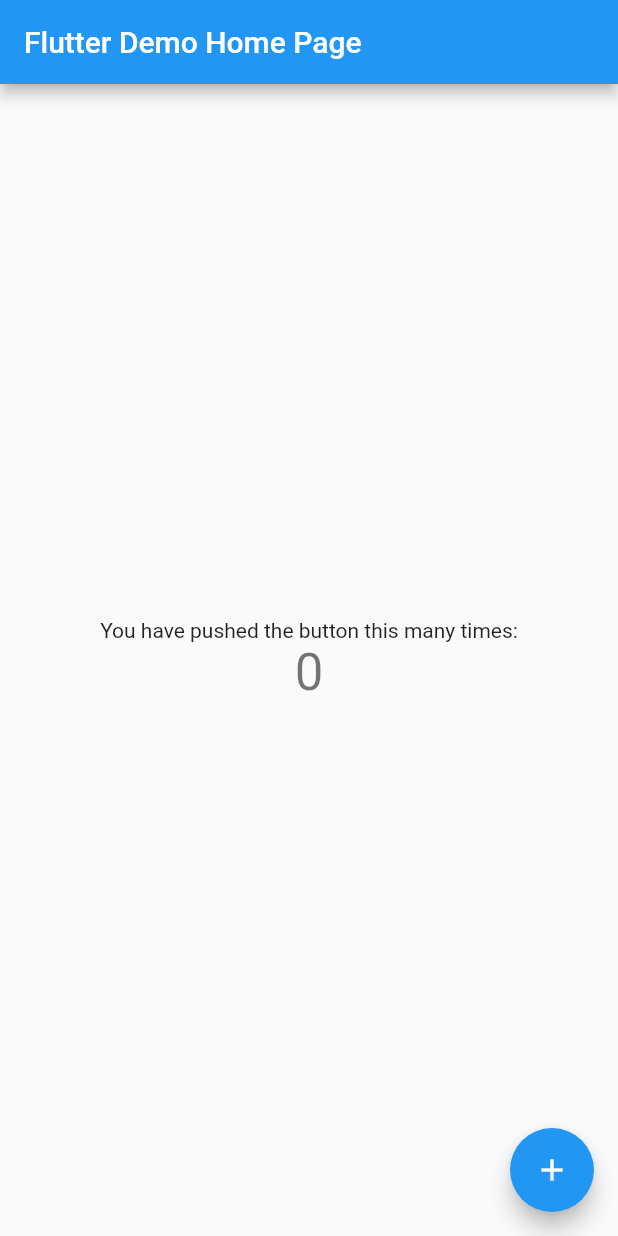
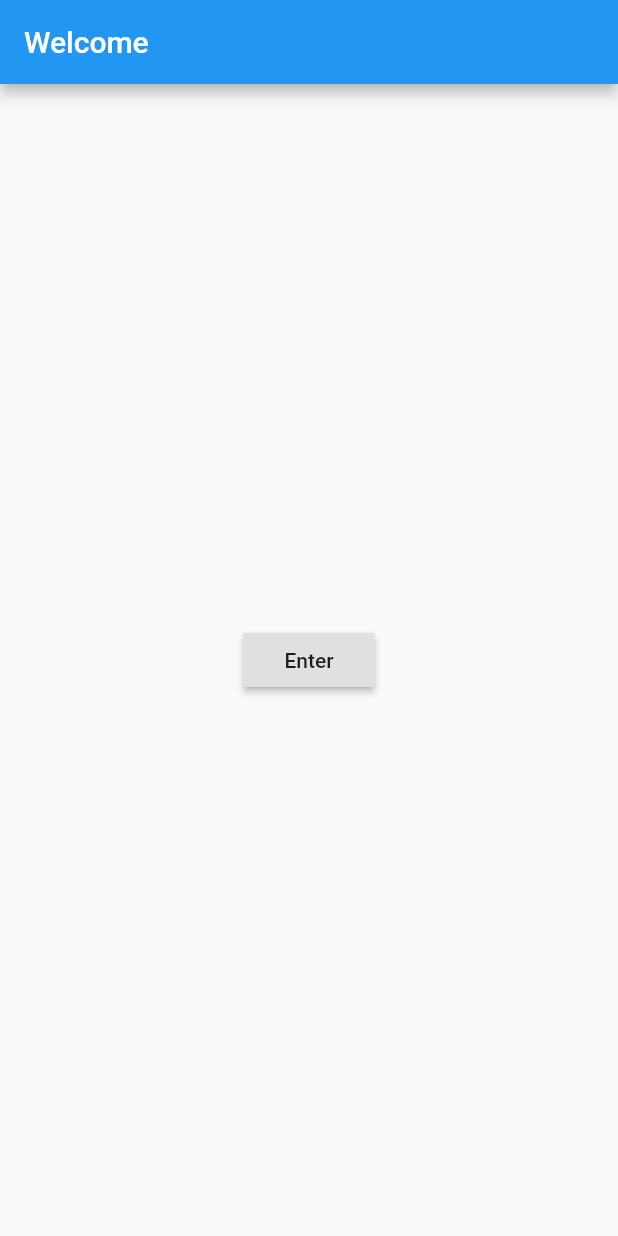
Before and after one commit to jiyeonjoy/flutter_cart_bloc, a Flutter app: the screen it shows after launch, on a phone screen of 412 x 824 dp. Run offline on Flutter 3.47's test engine with Material 2 defaults, Android fonts, the phone set to English and light mode, and no system bars.

```diff
--- a/lib/main.dart
+++ b/lib/main.dart
@@ -1,4 +1,5 @@
 import 'package:flutter/material.dart';
+import 'package:flutter_cart_bloc/catalog.dart';
 
 void main() => runApp(MyApp());
 
@@ -9,103 +10,33 @@ class MyApp extends StatelessWidget {
     return MaterialApp(
       title: 'Flutter Demo',
       theme: ThemeData(
-        // This is the theme of your application.
-        //
-        // Try running your application with "flutter run". You'll see the
-        // application has a blue toolbar. Then, without quitting the app, try
-        // changing the primarySwatch below to Colors.green and then invoke
-        // "hot reload" (press "r" in the console where you ran "flutter run",
-        // or simply save your changes to "hot reload" in a Flutter IDE).
-        // Notice that the counter didn't reset back to zero; the application
-        // is not restarted.
         primarySwatch: Colors.blue,
       ),
-      home: MyHomePage(title: 'Flutter Demo Home Page'),
+      home: LoginScreen(),
     );
   }
 }
 
-class MyHomePage extends StatefulWidget {
-  MyHomePage({Key key, this.title}) : super(key: key);
-
-  // This widget is the home page of your application. It is stateful, meaning
-  // that it has a State object (defined below) that contains fields that affect
-  // how it looks.
-
-  // This class is the configuration for the state. It holds the values (in this
-  // case the title) provided by the parent (in this case the App widget) and
-  // used by the build method of the State. Fields in a Widget subclass are
-  // always marked "final".
-
-  final String title;
-
+class LoginScreen extends StatefulWidget {
   @override
-  _MyHomePageState createState() => _MyHomePageState();
+  _LoginScreenState createState() => _LoginScreenState();
 }
 
-class _MyHomePageState extends State<MyHomePage> {
-  int _counter = 0;
-
-  void _incrementCounter() {
-    setState(() {
-      // This call to setState tells the Flutter framework that something has
-      // changed in this State, which causes it to rerun the build method below
-      // so that the display can reflect the updated values. If we changed
-      // _counter without calling setState(), then the build method would not be
-      // called again, and so nothing would appear to happen.
-      _counter++;
-    });
-  }
-
+class _LoginScreenState extends State<LoginScreen> {
   @override
   Widget build(BuildContext context) {
-    // This method is rerun every time setState is called, for instance as done
-    // by the _incrementCounter method above.
-    //
-    // The Flutter framework has been optimized to make rerunning build methods
-    // fast, so that you can just rebuild anything that needs updating rather
-    // than having to individually change instances of widgets.
     return Scaffold(
       appBar: AppBar(
-        // Here we take the value from the MyHomePage object that was created by
-        // the App.build method, and use it to set our appbar title.
-        title: Text(widget.title),
+        title: Text('Welcome'),
       ),
       body: Center(
-        // Center is a layout widget. It takes a single child and positions it
-        // in the middle of the parent.
-        child: Column(
-          // Column is also a layout widget. It takes a list of children and
-          // arranges them vertically. By default, it sizes itself to fit its
-          // children horizontally, and tries to be as tall as its parent.
-          //
-          // Invoke "debug painting" (press "p" in the console, choose the
-          // "Toggle Debug Paint" action from the Flutter Inspector in Android
-          // Studio, or the "Toggle Debug Paint" command in Visual Studio Code)
-          // to see the wireframe for each widget.
-          //
-          // Column has various properties to control how it sizes itself and
-          // how it positions its children. Here we use mainAxisAlignment to
-          // center the children vertically; the main axis here is the vertical
-          // axis because Columns are vertical (the cross axis would be
-          // horizontal).
-          mainAxisAlignment: MainAxisAlignment.center,
-          children: <Widget>[
-            Text(
-              'You have pushed the button this many times:',
-            ),
-            Text(
-              '$_counter',
-              style: Theme.of(context).textTheme.display1,
-            ),
-          ],
-        ),
+        child: RaisedButton(
+            child: Text('Enter'),
+            onPressed: () {
+              Navigator.of(context)
+                  .push(MaterialPageRoute(builder: (context) => Catalog()));
+            }),
       ),
-      floatingActionButton: FloatingActionButton(
-        onPressed: _incrementCounter,
-        tooltip: 'Increment',
-        child: Icon(Icons.add),
-      ), // This trailing comma makes auto-formatting nicer for build methods.
     );
   }
 }
```
Also changed, not shown: lib/catalog.dart (added, +40 -0 lines), lib/item.dart (added, +14 -0 lines).
